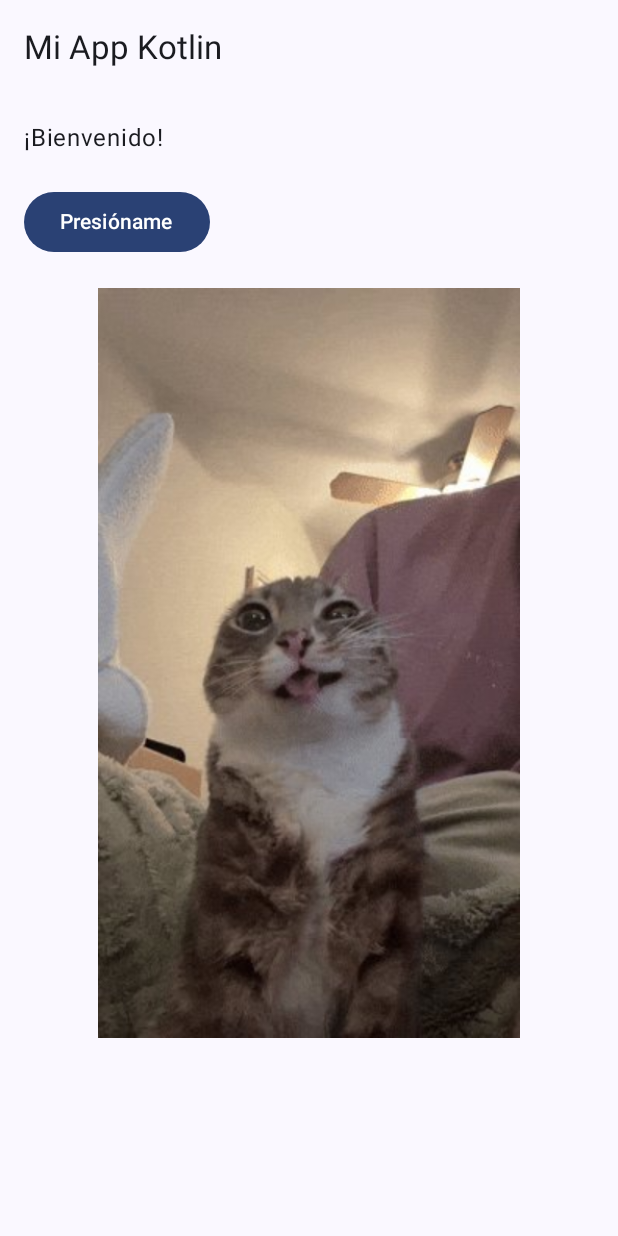
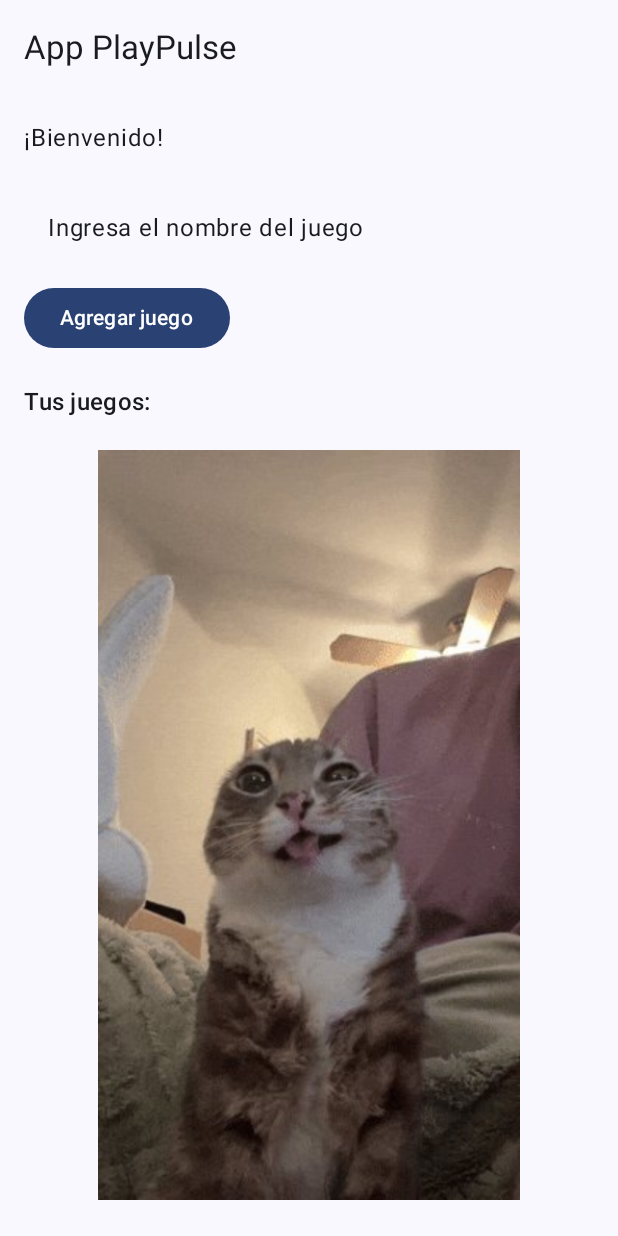
Before and after one commit to AbsolucionArtistica/AppPlayPulse, an Android app built with Jetpack Compose: the screen it shows after launch (MainActivity), on a phone screen of 412 x 824 dp. Run offline under Robolectric (Android 15) with nearby library versions, the phone set to English and light mode, and no system bars.

Commit message:
Funcion GameManager

```diff
--- /dev/null
+++ b/app/src/main/java/com/example/appplaypulse_grupo4/ui/theme/GameManager.kt
@@ -0,0 +1,54 @@
+package com.example.appplaypulse_grupo4.ui.theme
+
+import androidx.compose.foundation.layout.*
+import androidx.compose.foundation.text.BasicTextField
+import androidx.compose.material3.*
+import androidx.compose.runtime.*
+import androidx.compose.ui.Modifier
+import androidx.compose.ui.unit.dp
+
+@Composable
+fun GameInputScreen(gameList: MutableList<String>) {
+    var gameName by remember { mutableStateOf("") }
+
+    Column(verticalArrangement = Arrangement.spacedBy(8.dp)) {
+        BasicTextField(
+            value = gameName,
+            onValueChange = { gameName = it },
+            modifier = Modifier
+                .fillMaxWidth()
+                .padding(8.dp),
+            decorationBox = { innerTextField ->
+                Box(Modifier.padding(8.dp)) {
+                    if (gameName.isEmpty()) {
+                        Text("Ingresa el nombre del juego")
+                    }
+                    innerTextField()
+                }
+            }
+        )
+        Button(
+            onClick = {
+                if (gameName.isNotBlank()) {
+                    gameList.add(gameName)
+                    gameName = ""
+                }
+            }
+        ) {
+            Text("Agregar juego")
+        }
+    }
+}
+
+@Composable
+fun GameListScreen(gameList: List<String>) {
+    Column(
+        verticalArrangement = Arrangement.spacedBy(4.dp),
+        modifier = Modifier.fillMaxWidth()
+    ) {
+        Text("Tus juegos:", style = MaterialTheme.typography.titleMedium)
+        for ((index, game) in gameList.withIndex()) {
+            Text("${index + 1}. $game")
+        }
+    }
+}
--- a/app/src/main/java/com/example/appplaypulse_grupo4/ui/theme/HomeScreen.kt
+++ b/app/src/main/java/com/example/appplaypulse_grupo4/ui/theme/HomeScreen.kt
@@ -2,25 +2,23 @@ package com.example.appplaypulse_grupo4.ui.theme
 
 import androidx.compose.foundation.Image
 import androidx.compose.foundation.layout.*
-import androidx.compose.material3.Button
-import androidx.compose.material3.ExperimentalMaterial3Api
-import androidx.compose.material3.Text
-import androidx.compose.runtime.Composable
+import androidx.compose.material3.*
+import androidx.compose.runtime.*
 import androidx.compose.ui.Modifier
 import androidx.compose.ui.layout.ContentScale
 import androidx.compose.ui.res.painterResource
 import androidx.compose.ui.unit.dp
 import androidx.compose.ui.tooling.preview.Preview
 import com.example.appplaypulse_grupo4.R
-import androidx.compose.material3.Scaffold
-import androidx.compose.material3.TopAppBar
 
 @OptIn(ExperimentalMaterial3Api::class)
 @Composable
 fun HomeScreen() {
+    val gameList = remember { mutableStateListOf<String>() }
+
     Scaffold(
         topBar = {
-            TopAppBar(title = { Text("Mi App Kotlin") })
+            TopAppBar(title = { Text("App PlayPulse") })
         }
     ) { innerPadding ->
         Column(
@@ -31,9 +29,11 @@ fun HomeScreen() {
             verticalArrangement = Arrangement.spacedBy(20.dp)
         ) {
             Text(text = "¡Bienvenido!")
-            Button(onClick = { /* acción futura */ }) {
-                Text("Presióname")
-            }
+
+            // Llamamos a las nuevas funciones:
+            GameInputScreen(gameList)
+            GameListScreen(gameList)
+
             Image(
                 painter = painterResource(id = R.drawable.logo),
                 contentDescription = "Logo App",
```
